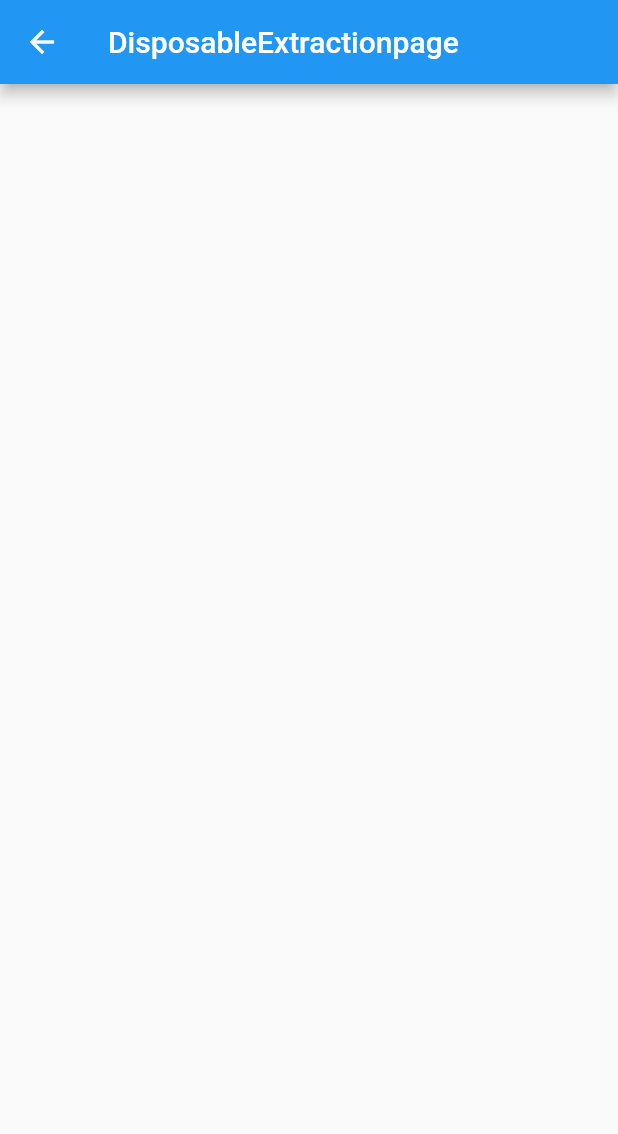
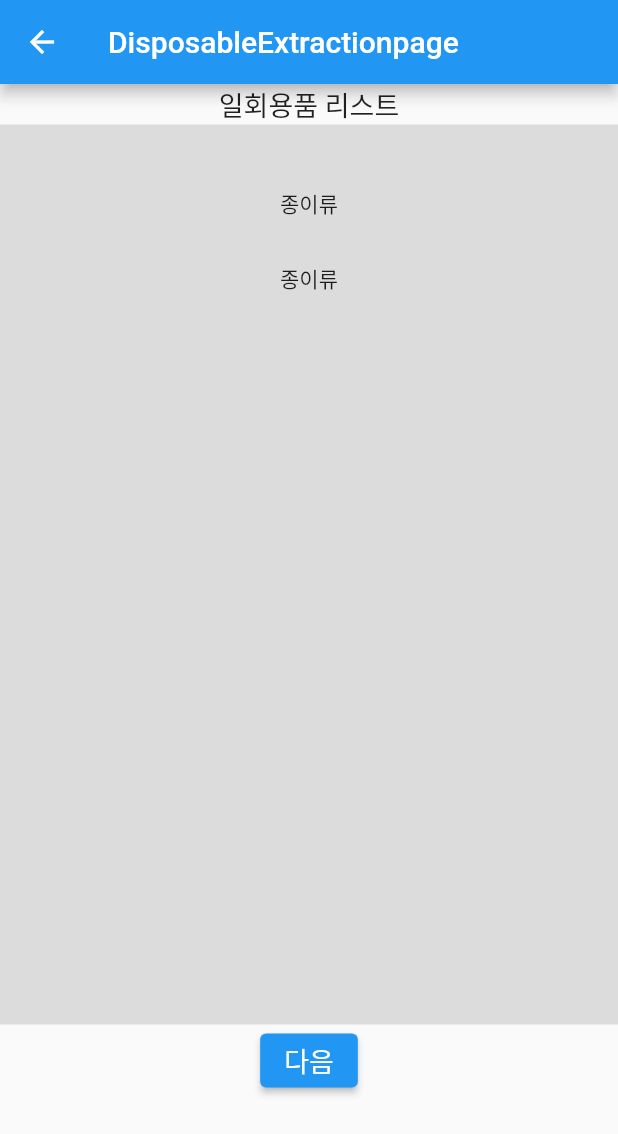
Before and after one commit to nub8p/2022-DisposableApp, a Flutter app: the DisposableExtractionScreen screen opened directly, on a phone screen of 412 x 824 dp. Shown: the top 1134 px of the screen. Run offline on Flutter 3.47's test engine with Material 2 defaults, Android fonts, the phone set to English and light mode, and no system bars; our stand-ins replace image_picker.

Commit message:
Update disposableExtractionScreen.dart
print_Disposable

```diff
--- a/lib/Screen/disposableExtractionScreen.dart
+++ b/lib/Screen/disposableExtractionScreen.dart
@@ -1,9 +1,52 @@
 import 'package:flutter/material.dart';
+import '../ui/Unit.dart';
+import './homeScreen.dart';
+import 'dart:math';
 
 // TODO 일회용품 리스트 추출
 class DisposableExtractionScreen extends StatelessWidget {
   String inputStream;
   DisposableExtractionScreen({this.inputStream = ""});
+  final List<String> trash = <String>['종이류', '플라스틱', '캔', '기타'];
+
+  List<String> Disposable = <String>[];
+
+  saveDis(int index) {
+    Disposable.add(trash[index]);
+    return trash[index];
+  }
+
+  Widget listViewDis() {
+    return ListView.builder(
+        scrollDirection: Axis.vertical,
+        padding: const EdgeInsets.all(8),
+        itemCount: Random().nextInt(2)+2,
+        itemBuilder: (BuildContext context, int index) {
+          return Container(
+            height: 50,
+            alignment: Alignment.center,
+            child: Text('${saveDis(Random().nextInt(4))}'),
+          );
+        });
+  }
+
+  Widget listContainer() {
+    return Container(
+      width: double.infinity,
+      height: 600,
+      color: Colors.black12,
+      padding: EdgeInsets.all(20),
+      child:listViewDis()
+    );
+  }
+  Widget showList() {
+    return Column(
+      children: [
+        TitleText(title: "일회용품 리스트",),
+        listContainer()
+      ],
+    );
+  }
 
   @override
   Widget build(BuildContext context) {
@@ -11,7 +54,21 @@ class DisposableExtractionScreen extends StatelessWidget {
       appBar: AppBar(title: Text("DisposableExtractionpage")),
       body: Center(
         child : Container(
-          child: Text(inputStream),
+          width: double.infinity,
+          child: Column(
+            children: [
+              showList(),
+                ElevatedButton(
+                child: TitleText(title:"다음",),
+                onPressed: () {
+                  Navigator.push(
+                    context,
+                    MaterialPageRoute(builder: (context) => HomeScreen()),
+                  );
+                },
+              )
+            ],
+          )
         ),
       ),
     );
```
